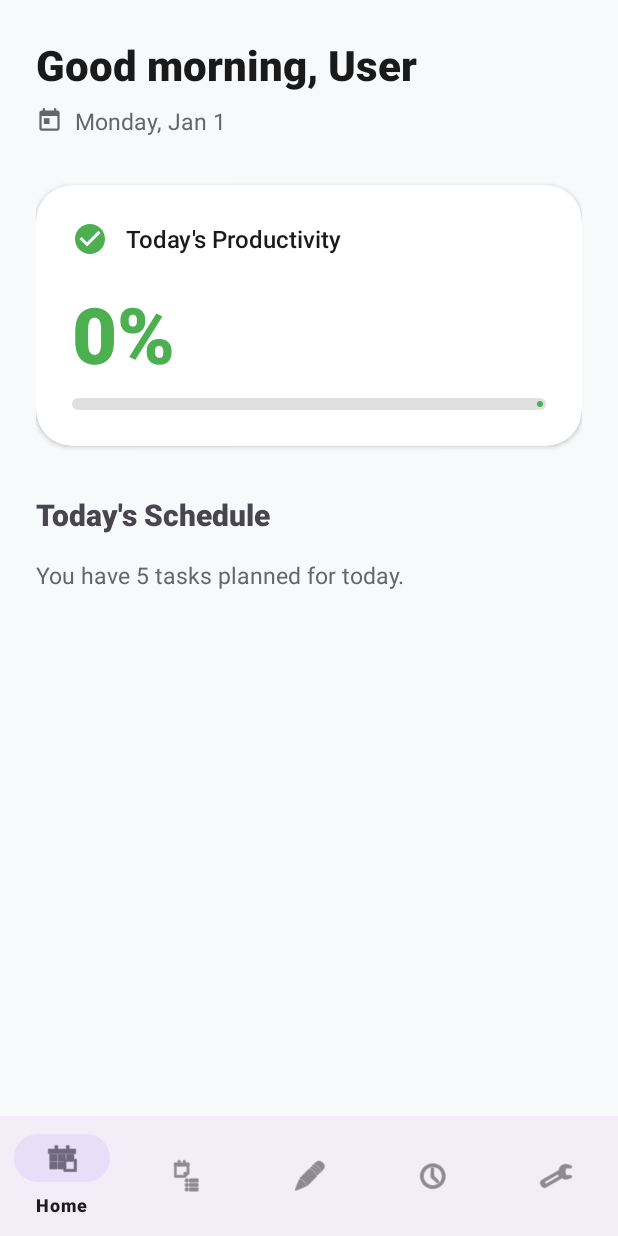
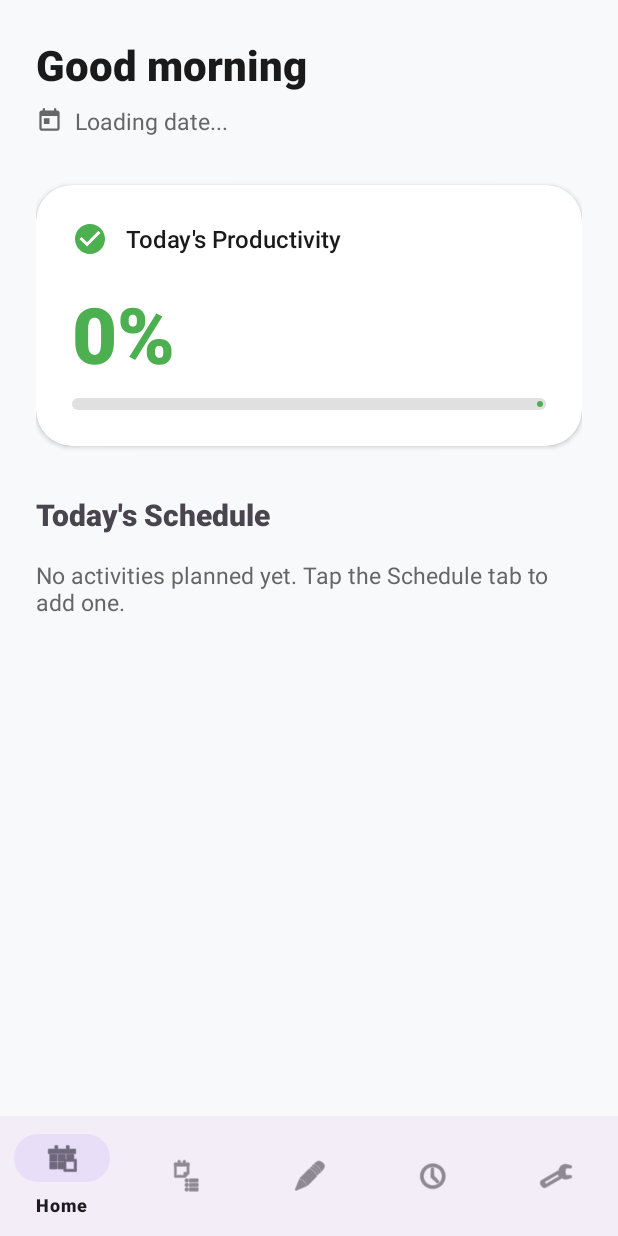
Before and after one commit to Jiks2217/daily-planner, an Android app: the screen it shows after launch (MainActivity), on a phone screen of 412 x 824 dp. Run offline under Robolectric (Android 15) with nearby library versions, the phone set to English and light mode, and no system bars; our stand-ins replace navigation-ui.

Commit message:
UI: Remove mock data and fix empty states

```diff
--- a/app/src/main/res/layout/fragment_dashboard.xml
+++ b/app/src/main/res/layout/fragment_dashboard.xml
@@ -16,7 +16,7 @@
             android:id="@+id/tvGreeting"
             android:layout_width="wrap_content"
             android:layout_height="wrap_content"
-            android:text="Good morning, User"
+            android:text="Good morning"
             android:textSize="28sp"
             android:textStyle="bold"
             android:fontFamily="sans-serif-medium"
@@ -40,7 +40,7 @@
                 android:id="@+id/tvDate"
                 android:layout_width="wrap_content"
                 android:layout_height="wrap_content"
-                android:text="Monday, Jan 1"
+                android:text="Loading date..."
                 android:textSize="15sp"
                 android:textColor="#666666"
                 android:layout_marginStart="8dp" />
@@ -117,11 +117,12 @@
             android:layout_marginTop="32dp"
             android:layout_marginBottom="16dp" />
 
+        <!-- Empty State Text -->
         <TextView
             android:id="@+id/tvStats"
             android:layout_width="match_parent"
             android:layout_height="wrap_content"
-            android:text="You have 5 tasks planned for today."
+            android:text="No activities planned yet. Tap the Schedule tab to add one."
             android:textSize="15sp"
             android:textColor="#666666" />
 
```
